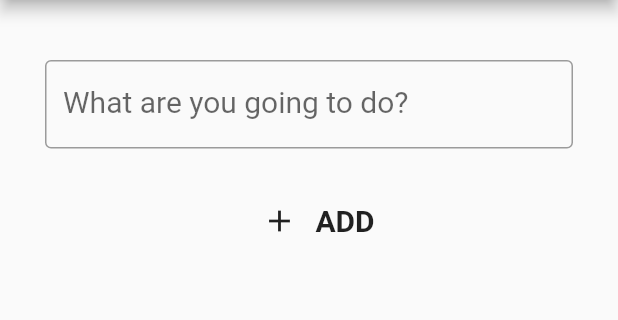
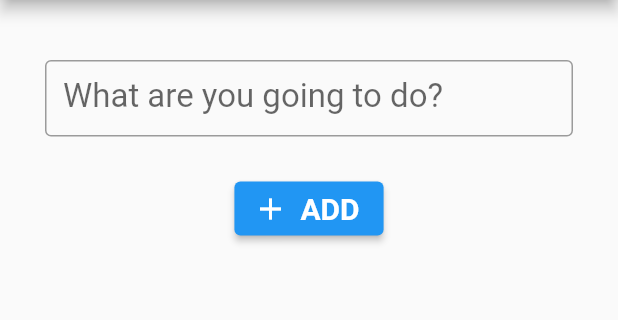
Before and after one commit to gu-tig333-ht22/gusdahjobl, a Flutter app: the screen it shows after launch, after a tap on the "add" icon, on a phone screen of 412 x 824 dp, the part 84-404 px from its top. Run offline on Flutter 3.47's test engine with Material 2 defaults, Android fonts, the phone set to English and light mode, and no system bars.

Commit message:
Adds Interactivity

```diff
--- /dev/null
+++ b/lib/AddItemsView.dart
@@ -0,0 +1,66 @@
+import 'package:flutter/material.dart';
+import '/model.dart';
+
+class AddItemsView extends StatefulWidget {
+  const AddItemsView({super.key});
+
+  @override
+  State<AddItemsView> createState() {
+    return AddItemsViewState();
+  }
+}
+
+class AddItemsViewState extends State<AddItemsView> {
+  final myController = TextEditingController();
+
+  @override
+  Widget build(BuildContext context) {
+    return Scaffold(
+      appBar: AppBar(
+        centerTitle: true,
+        title: const Text("TIG333 TODO"),
+      ),
+      body: Column(
+        children: [
+          _todoInputField(),
+          Container(height: 24),
+          _addButton(),
+        ],
+      ),
+    );
+  }
+
+  Widget _todoInputField() {
+    return Container(
+      margin: const EdgeInsets.only(left: 30, right: 30, top: 40),
+      child: TextField(
+        controller: myController,
+        decoration: const InputDecoration(
+          border: OutlineInputBorder(),
+          labelText: "What are you going to do?",
+          labelStyle: TextStyle(fontSize: 22),
+          isDense: true,
+        ),
+      ),
+    );
+  }
+
+  Widget _addButton() {
+    return Row(
+      mainAxisAlignment: MainAxisAlignment.center,
+      children: [
+        ElevatedButton.icon(
+          icon: const Icon(Icons.add),
+          label: const Text(
+            "ADD",
+            style: TextStyle(fontSize: 20, fontWeight: FontWeight.bold),
+          ),
+          onPressed: () {
+            Navigator.pop(
+                context, TodoItem(label: myController.text, isDone: false));
+          },
+        ),
+      ],
+    );
+  }
+}
--- /dev/null
+++ b/lib/ItemView.dart
@@ -0,0 +1,87 @@
+import 'package:flutter/material.dart';
+import 'package:provider/provider.dart';
+
+import 'AddItemsView.dart';
+import 'ItemsList.dart';
+import 'model.dart';
+
+class MyHomePage extends StatelessWidget {
+  const MyHomePage({Key? key}) : super(key: key);
+
+  @override
+  Widget build(BuildContext context) {
+    return Scaffold(
+      appBar: AppBar(
+        centerTitle: true,
+        title: const Text("TIG 333 TODO"),
+        actions: [
+          Consumer<MyState>(
+            builder: (context, state, child) => Row(
+              children: [
+                Text(
+                  state.filterBy,
+                  style: const TextStyle(fontSize: 18),
+                ),
+                PopupMenuButton(
+                    icon: const Icon(Icons.more_vert),
+                    onSelected: (value) => state.setFilterBy(value as String),
+                    itemBuilder: (context) => [
+                          const PopupMenuItem(value: 'all', child: Text("All")),
+                          const PopupMenuItem(
+                              value: 'done', child: Text("Done")),
+                          const PopupMenuItem(
+                              value: 'undone', child: Text("Undone")),
+                        ]),
+              ],
+            ),
+          )
+        ],
+      ),
+      body: Consumer<MyState>(builder: (context, state, child) {
+        if (state.list.isEmpty) {
+          return _textContainer();
+        }
+        return ItemsList(_filterList(state.list, state.filterBy));
+      }),
+      floatingActionButton: FloatingActionButton(
+        child: const Icon(Icons.add),
+        onPressed: () async {
+          var newItem = await Navigator.push(context,
+              MaterialPageRoute(builder: (context) => const AddItemsView()));
+          if (newItem != null && newItem.label != "") {
+            Provider.of<MyState>(context, listen: false).addItem(newItem);
+          }
+        },
+      ),
+    );
+  }
+}
+
+List<TodoItem> _filterList(list, filterBy) {
+  if (filterBy == 'all') {
+    return list;
+  }
+  if (filterBy == 'done') {
+    return list.where((item) => item.isDone == true).toList();
+  }
+  if (filterBy == 'undone') {
+    return list.where((item) => item.isDone == false).toList();
+  }
+  return list;
+}
+
+Widget _textContainer() {
+  return Container(
+    margin: const EdgeInsets.all(20.0),
+    padding: const EdgeInsets.all(10),
+    height: 50,
+    width: 411,
+    decoration: BoxDecoration(border: Border.all(color: Colors.black)),
+    child: const Center(
+      child: Text(
+        "Add something to do",
+        style: TextStyle(fontSize: 24),
+      ),
+    ),
+  );
+}
--- a/lib/main.dart
+++ b/lib/main.dart
@@ -1,17 +1,27 @@
 import 'package:flutter/material.dart';
+import 'ItemView.dart';
+import 'model.dart';
+import 'package:provider/provider.dart';
 
 void main() {
-  runApp(const MyApp());
+  var state = MyState();
+
+  runApp(
+    ChangeNotifierProvider(
+      create: (context) => state,
+      child: const TodoApp(),
+    ),
+  );
 }
 
-class MyApp extends StatelessWidget {
-  const MyApp({Key? key}) : super(key: key);
+class TodoApp extends StatelessWidget {
+  const TodoApp({Key? key}) : super(key: key);
 
   // This widget is the root of your application.
   @override
   Widget build(BuildContext context) {
     return MaterialApp(
-      title: 'Steg 1',
+      title: 'Steg 2',
       theme: ThemeData(
         primarySwatch: Colors.blue,
       ),
@@ -19,131 +29,3 @@ class MyApp extends StatelessWidget {
     );
   }
 }
-
-class MyHomePage extends StatelessWidget {
-  const MyHomePage({Key? key}) : super(key: key);
-
-  @override
-  Widget build(BuildContext context) {
-    return Scaffold(
-      appBar: AppBar(
-        centerTitle: true,
-        title: const Text("TIG 333 TODO"),
-        actions: [
-          IconButton(
-            onPressed: () {},
-            icon: const Icon(Icons.more_vert),
-          ),
-        ],
-      ),
-      body: _todoList(),
-      floatingActionButton: FloatingActionButton(
-        onPressed: () {
-          Navigator.push(
-              context, MaterialPageRoute(builder: (context) => AddItemsView()));
-        },
-        child: const Icon(Icons.add),
-      ),
-    );
-  }
-}
-
-Widget _todoList() {
-  var todoItems = [
-    "Diska",
-    "Städa",
-    "Plugga",
-    "Laga mat",
-    "Arbeta",
-    "Gå ut med hunden",
-    "Spela boll",
-    "Läsa tidningen",
-    "Springa",
-    "Dricka öl",
-  ];
-
-  var list = List.generate(todoItems.length, (index) => todoItems[index]);
-
-  return ListView.builder(
-    padding: const EdgeInsets.only(
-      top: 20,
-      bottom: kFloatingActionButtonMargin + 55,
-    ),
-    itemCount: todoItems.length,
-    itemBuilder: (context, index) {
-      return Column(
-        children: <Widget>[
-          _listItem(list[index]),
-          const Divider(height: 20, thickness: 3),
-        ],
-      );
-    },
-  );
-}
-
-Widget _listItem(text) {
-  return ListTile(
-    leading: Checkbox(
-      value: false,
-      onChanged: (val) {},
-    ),
-    title: Text(
-      text,
-      style: const TextStyle(fontSize: 25),
-    ),
-    trailing: IconButton(
-      icon: const Icon(Icons.clear),
-      onPressed: () {},
-    ),
-  );
-}
-
-class AddItemsView extends StatelessWidget {
-  const AddItemsView({Key? key}) : super(key: key);
-
-  @override
-  Widget build(BuildContext context) {
-    return Scaffold(
-      appBar: AppBar(
-        centerTitle: true,
-        title: const Text("TIG333 TODO"),
-      ),
-      body: Column(
-        children: [
-          _todoInputField(),
-          Container(height: 24),
-          _addButton(),
-        ],
-      ),
-    );
-  }
-
-  Widget _todoInputField() {
-    return Container(
-      margin: const EdgeInsets.only(left: 30, right: 30, top: 40),
-      child: const TextField(
-        decoration: InputDecoration(
-          border: OutlineInputBorder(),
-          labelText: "What are you going to do?",
-          labelStyle: TextStyle(fontSize: 20),
-        ),
-      ),
-    );
-  }
-
-  Widget _addButton() {
-    return Row(
-      mainAxisAlignment: MainAxisAlignment.center,
-      children: [
-        IconButton(
-          onPressed: () {},
-          icon: const Icon(Icons.add),
-        ),
-        const Text(
-          "ADD",
-          style: TextStyle(fontSize: 20, fontWeight: FontWeight.bold),
-        ),
-      ],
-    );
-  }
-}
--- a/pubspec.yaml
+++ b/pubspec.yaml
@@ -45,6 +45,7 @@ dev_dependencies:
   # package. See that file for information about deactivating specific lint
   # rules and activating additional ones.
   flutter_lints: ^2.0.0
+  provider: ^6.0.3
 
 # For information on the generic Dart part of this file, see the
 # following page: https://dart.dev/tools/pub/pubspec
```
Also changed, not shown: lib/ItemsList.dart (added, +51 -0 lines), lib/model.dart (added, +36 -0 lines), pubspec.lock, 1 other file.
